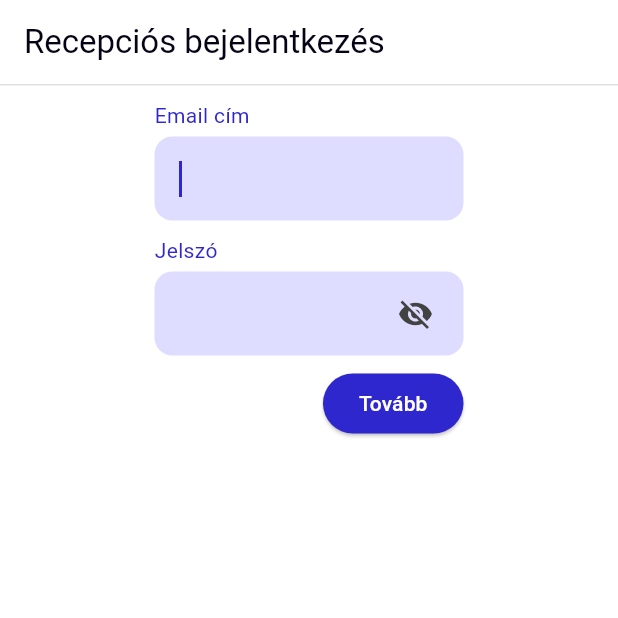
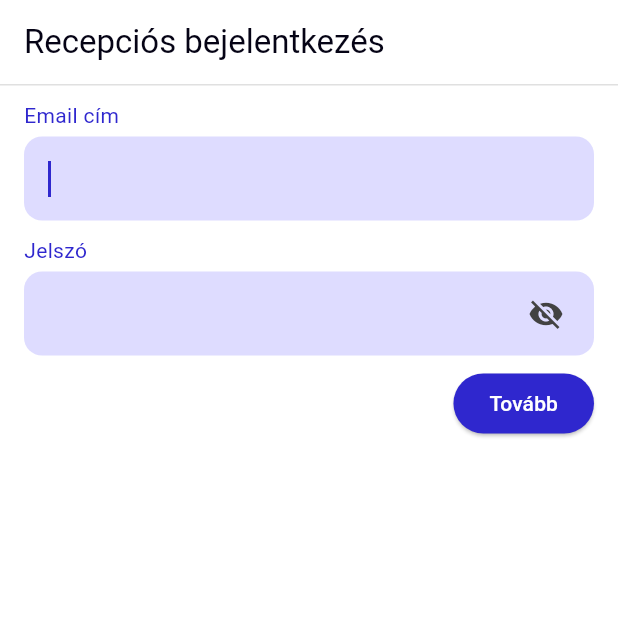
Before and after one commit to rauschadam/OAP_application, a Flutter app: the screen it shows after launch, on a phone screen of 412 x 824 dp, the top half of it. Run offline on Flutter 3.47's test engine with Material 3 defaults, Android fonts, the phone set to English and light mode, and no system bars; our stand-ins replace email_validator, flutter_multi_formatter, percent_indicator, shimmer_animation, syncfusion_flutter_datepicker; network calls fail.

Commit message:
responsive on mobile part 1

```diff
--- a/lib/Pages/receptionLoginPage.dart
+++ b/lib/Pages/receptionLoginPage.dart
@@ -1,4 +1,4 @@
-import 'package:airport_test/Pages/homePage.dart';
+import 'package:airport_test/Pages/homePage/homePage.dart';
 import 'package:airport_test/api_services/api_service.dart';
 import 'package:airport_test/constants/widgets/base_page.dart';
 import 'package:airport_test/constants/widgets/my_text_form_field.dart';
--- a/lib/Pages/reservationForm/invoiceOptionPage.dart
+++ b/lib/Pages/reservationForm/invoiceOptionPage.dart
@@ -3,7 +3,7 @@ import 'package:airport_test/api_services/api_classes/reservation.dart';
 import 'package:airport_test/constants/widgets/base_page.dart';
 import 'package:airport_test/constants/widgets/next_page_button.dart';
 import 'package:airport_test/constants/enums/parkingFormEnums.dart';
-import 'package:airport_test/Pages/homePage.dart';
+import 'package:airport_test/Pages/homePage/homePage.dart';
 import 'package:flutter/material.dart';
 
 class InvoiceOptionPage extends StatefulWidget with PageWithTitle {
--- a/lib/Pages/reservationForm/loginPage.dart
+++ b/lib/Pages/reservationForm/loginPage.dart
@@ -113,6 +113,7 @@ class _LoginPageState extends State<LoginPage> {
   Widget build(BuildContext context) {
     return Form(
       key: formKey,
+      child: SingleChildScrollView(
         child: Column(
           crossAxisAlignment: CrossAxisAlignment.start,
           children: [
@@ -122,6 +123,7 @@ class _LoginPageState extends State<LoginPage> {
               onPressed: OnNextPageButtonPressed,
             ),
           ],
+        ),
       ),
     );
   }
--- a/lib/Pages/reservationForm/registrationPage.dart
+++ b/lib/Pages/reservationForm/registrationPage.dart
@@ -145,6 +145,7 @@ class _RegistrationPageState extends State<RegistrationPage> {
   Widget build(BuildContext context) {
     return Form(
       key: formKey,
+      child: SingleChildScrollView(
         child: Column(
           crossAxisAlignment: CrossAxisAlignment.start,
           children: [
@@ -154,6 +155,7 @@ class _RegistrationPageState extends State<RegistrationPage> {
               onPressed: OnNextPageButtonPressed,
             ),
           ],
+        ),
       ),
     );
   }
--- a/lib/Pages/reservationForm/washOrderPage.dart
+++ b/lib/Pages/reservationForm/washOrderPage.dart
@@ -767,7 +767,7 @@ class WashOrderPageState extends State<WashOrderPage> {
           ),
         ),
         MyRadioListTile<PaymentOption>(
-          title: 'Bankkártyával fizetek',
+          title: 'Bankkártya',
           value: PaymentOption.card,
           groupValue: selectedPaymentOption,
           onChanged: (PaymentOption? value) {
@@ -778,7 +778,7 @@ class WashOrderPageState extends State<WashOrderPage> {
           dense: true,
         ),
         MyRadioListTile<PaymentOption>(
-          title: 'Átutalással fizetek még a parkolás megkezdése előtt 1 nappal',
+          title: 'Átutalás',
           value: PaymentOption.transfer,
           groupValue: selectedPaymentOption,
           onChanged: (PaymentOption? value) {
--- a/lib/constants/widgets/base_page.dart
+++ b/lib/constants/widgets/base_page.dart
@@ -1,4 +1,5 @@
 import 'package:airport_test/constants/theme.dart';
+import 'package:airport_test/responsive.dart';
 import 'package:flutter/material.dart';
 
 class BasePage extends StatelessWidget {
@@ -31,11 +32,12 @@ class BasePage extends StatelessWidget {
       ),
       backgroundColor: defaultColors.background,
       body: Center(
-        child: Row(
+        child: Responsive.isDesktop(context)
+            ? Row(
                 children: [
                   (child as PageWithTitle).haveMargins
-                ? Expanded(child: Container())
-                : Container(),
+                      ? const Expanded(child: SizedBox())
+                      : const SizedBox(),
                   Expanded(
                     flex: 2,
                     child: Column(
@@ -45,9 +47,19 @@ class BasePage extends StatelessWidget {
                     ),
                   ),
                   (child as PageWithTitle).haveMargins
-                ? Expanded(child: Container())
-                : Container(),
+                      ? const Expanded(child: SizedBox())
+                      : const SizedBox(),
                 ],
+              )
+            : Padding(
+                padding: EdgeInsets.symmetric(
+                  horizontal: (child as PageWithTitle).haveMargins ? 16.0 : 0.0,
+                ),
+                child: Column(
+                  children: [
+                    Expanded(child: child),
+                  ],
+                ),
               ),
       ),
     );
--- a/lib/constants/widgets/zone_occupancy_indicator.dart
+++ b/lib/constants/widgets/zone_occupancy_indicator.dart
@@ -24,7 +24,7 @@ class ZoneOccupancyIndicator extends StatelessWidget {
         ),
         SizedBox(height: 5),
         CircularPercentIndicator(
-          radius: 50,
+          radius: 45,
           lineWidth: 18,
           percent: occupied / capacity,
           progressColor: BasePage.defaultColors.primary, //Colors.blue,
--- a/lib/main.dart
+++ b/lib/main.dart
@@ -2,7 +2,6 @@ import 'package:airport_test/Pages/receptionLoginPage.dart';
 import 'package:airport_test/constants/widgets/base_page.dart';
 import 'package:flutter/material.dart';
 
-/// Halllóóóó
 void main() {
   runApp(const MainApp());
 }
```
Also changed, not shown: lib/Pages/homePage/homePage.dart (renamed from lib/Pages/homePage.dart, +71 -50 lines), lib/Pages/reservationForm/parkOrderPage.dart (+10 -10 lines), lib/Pages/reservationForm/reservationOptionPage.dart (+3 -4 lines), lib/Pages/homePage/homePage_desktop.dart (added), 17 other files. Lines whose indentation alone changed are shown as unchanged.
